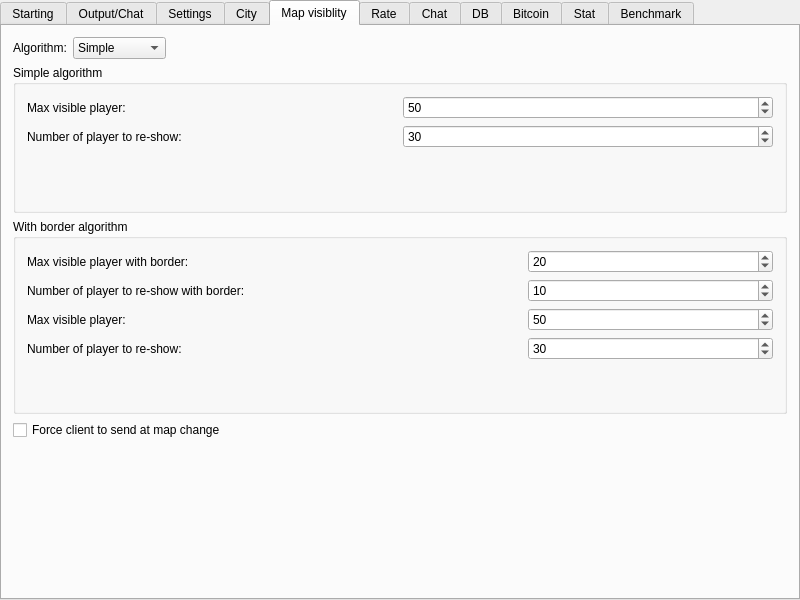
First picture: the form in server/MainWindow.ui, repository alphaonex86/CatchChallenger, before the edit.
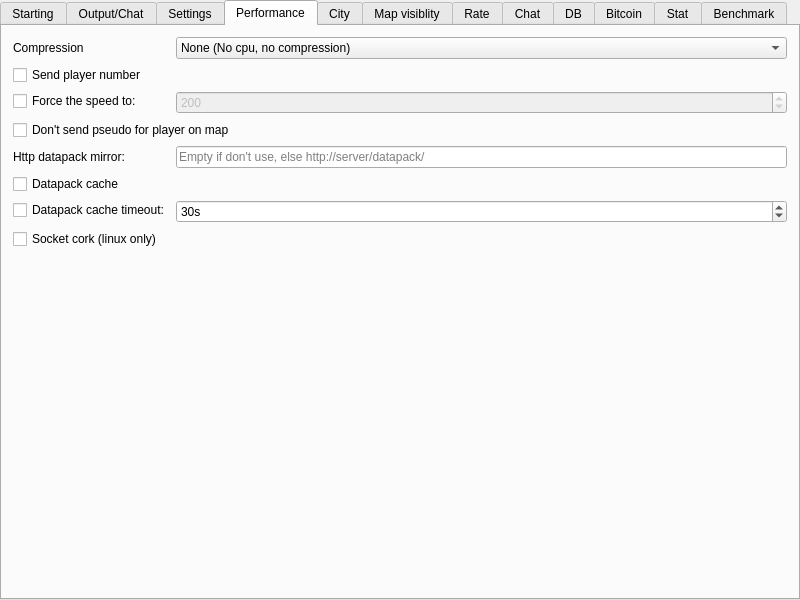
Second picture: the form after the edit. Icons and pictures are not drawn.

Commit message: [Add] Tcp cork + on demand datapack list cache (client,server,shared lib)

What changed in the file:
```diff
--- a/server/MainWindow.ui
+++ b/server/MainWindow.ui
@@ -34,7 +34,7 @@
     <item>
      <widget class="QTabWidget" name="tabWidget">
       <property name="currentIndex">
-       <number>4</number>
+       <number>3</number>
       </property>
       <widget class="QWidget" name="starting">
        <attribute name="title">
@@ -199,38 +199,6 @@
          </widget>
         </item>
         <item row="1" column="0">
-         <widget class="QLabel" name="label_27">
-          <property name="text">
-           <string>Compression</string>
-          </property>
-         </widget>
-        </item>
-        <item row="1" column="1">
-         <widget class="QComboBox" name="compression">
-          <property name="minimumSize">
-           <size>
-            <width>250</width>
-            <height>0</height>
-           </size>
-          </property>
-          <item>
-           <property name="text">
-            <string>None (No cpu, no compression)</string>
-           </property>
-          </item>
-          <item>
-           <property name="text">
-            <string>Zlib (Few cpu, few compression)</string>
-           </property>
-          </item>
-          <item>
-           <property name="text">
-            <string>Xz (Lot of cpu, lot of compression)</string>
-           </property>
-          </item>
-         </widget>
-        </item>
-        <item row="2" column="0">
          <widget class="QLabel" name="label_5">
           <property name="text">
            <string>Server ip</string>
@@ -251,14 +219,7 @@
           </property>
          </widget>
         </item>
-        <item row="4" column="1">
-         <widget class="QCheckBox" name="sendPlayerNumber">
-          <property name="text">
-           <string>Send player number</string>
-          </property>
-         </widget>
-        </item>
-        <item row="5" column="0">
+        <item row="3" column="0">
          <widget class="QLabel" name="label_7">
           <property name="text">
            <string>Server port</string>
@@ -424,44 +385,130 @@
           </item>
          </layout>
         </item>
-        <item row="16" column="1">
-         <layout class="QHBoxLayout" name="horizontalLayout_14">
+       </layout>
+      </widget>
+      <widget class="QWidget" name="performance">
+       <attribute name="title">
+        <string>Performance</string>
+       </attribute>
+       <layout class="QFormLayout" name="formLayout_4">
+        <item row="0" column="0">
+         <widget class="QLabel" name="label_27">
+          <property name="text">
+           <string>Compression</string>
+          </property>
+         </widget>
+        </item>
+        <item row="0" column="1">
+         <widget class="QComboBox" name="compression">
+          <property name="minimumSize">
+           <size>
+            <width>250</width>
+            <height>0</height>
+           </size>
+          </property>
           <item>
-           <widget class="QCheckBox" name="forceSpeed">
-            <property name="text">
-             <string>Force the speed to:</string>
-            </property>
-           </widget>
+           <property name="text">
+            <string>None (No cpu, no compression)</string>
+           </property>
           </item>
           <item>
-           <widget class="QSpinBox" name="speed">
-            <property name="enabled">
-             <bool>false</bool>
-            </property>
-            <property name="minimum">
-             <number>1</number>
-            </property>
-            <property name="maximum">
-             <number>255</number>
-            </property>
-            <property name="value">
-             <number>200</number>
-            </property>
-           </widget>
+           <property name="text">
+            <string>Zlib (Few cpu, few compression)</string>
+           </property>
           </item>
-         </layout>
+          <item>
+           <property name="text">
+            <string>Xz (Lot of cpu, lot of compression)</string>
+           </property>
+          </item>
+         </widget>
         </item>
-        <item row="17" column="1">
+        <item row="1" column="0">
+         <widget class="QCheckBox" name="sendPlayerNumber">
+          <property name="text">
+           <string>Send player number</string>
+          </property>
+         </widget>
+        </item>
+        <item row="2" column="0">
+         <widget class="QCheckBox" name="forceSpeed">
+          <property name="text">
+           <string>Force the speed to:</string>
+          </property>
+         </widget>
+        </item>
+        <item row="2" column="1">
+         <widget class="QSpinBox" name="speed">
+          <property name="enabled">
+           <bool>false</bool>
+          </property>
+          <property name="minimum">
+           <number>1</number>
+          </property>
+          <property name="maximum">
+           <number>255</number>
+          </property>
+          <property name="value">
+           <number>200</number>
+          </property>
+         </widget>
+        </item>
+        <item row="3" column="0" colspan="2">
          <widget class="QCheckBox" name="dontSendPseudo">
           <property name="text">
            <string>Don't send pseudo for player on map</string>
           </property>
          </widget>
         </item>
-        <item row="18" column="1">
-         <widget class="QCheckBox" name="dontSendPlayerType">
+        <item row="4" column="0">
+         <widget class="QLabel" name="label_39">
           <property name="text">
-           <string>Don't send the player type</string>
+           <string>Http datapack mirror:</string>
+          </property>
+         </widget>
+        </item>
+        <item row="4" column="1">
+         <widget class="QLineEdit" name="httpDatapackMirror">
+          <property name="placeholderText">
+           <string>Empty if don't use, else http://server/datapack/</string>
+          </property>
+         </widget>
+        </item>
+        <item row="5" column="0">
+         <widget class="QCheckBox" name="datapack_cache">
+          <property name="text">
+           <string>Datapack cache</string>
+          </property>
+         </widget>
+        </item>
+        <item row="6" column="0">
+         <widget class="QCheckBox" name="datapack_cache_timeout_checkbox">
+          <property name="text">
+           <string>Datapack cache timeout:</string>
+          </property>
+         </widget>
+        </item>
+        <item row="6" column="1">
+         <widget class="QSpinBox" name="datapack_cache_timeout">
+          <property name="suffix">
+           <string>s</string>
+          </property>
+          <property name="minimum">
+           <number>1</number>
+          </property>
+          <property name="maximum">
+           <number>99999</number>
+          </property>
+          <property name="value">
+           <number>30</number>
+          </property>
+         </widget>
+        </item>
+        <item row="7" column="0">
+         <widget class="QCheckBox" name="linux_socket_cork">
+          <property name="text">
+           <string>Socket cork (linux only)</string>
           </property>
          </widget>
         </item>
```
Left out of the diff: 43 changed lines with no effect on the pictures. The commit also changes 13 other files.
